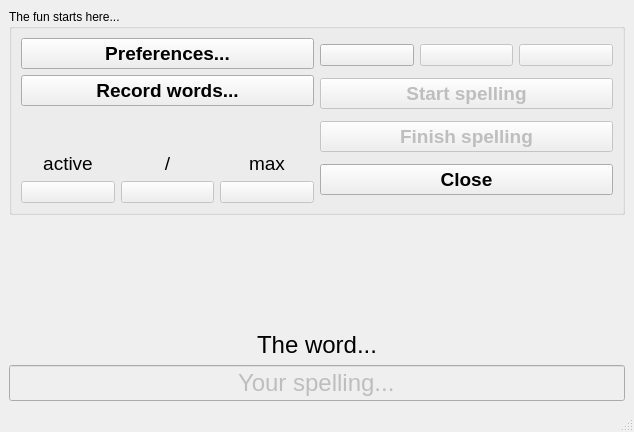
This is mainwindow.ui in davidlamhauge/daspelling as Qt 5 draws it before an edit. The edited form follows.
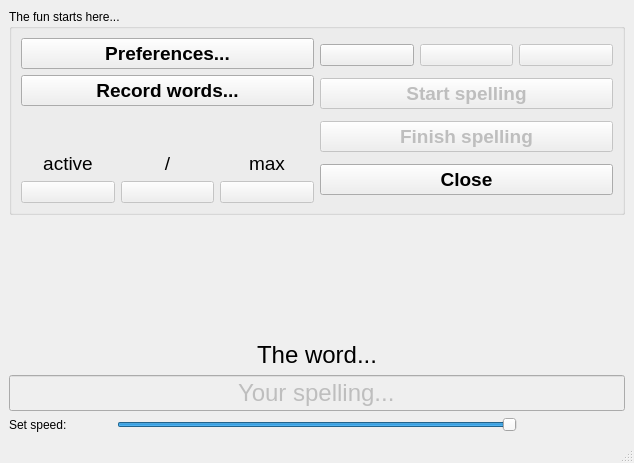
This is the edited form. Icons and pictures are not drawn.

Commit message: Set speed implemented.

Patch:
```diff
--- a/mainwindow.ui
+++ b/mainwindow.ui
@@ -7,7 +7,7 @@
     <x>0</x>
     <y>0</y>
     <width>634</width>
-    <height>432</height>
+    <height>463</height>
    </rect>
   </property>
   <property name="windowTitle">
@@ -362,6 +362,55 @@
       </item>
      </layout>
     </item>
+    <item>
+     <layout class="QHBoxLayout" name="horizontalLayout">
+      <item>
+       <widget class="QLabel" name="labSetSpeed">
+        <property name="text">
+         <string>Set speed:</string>
+        </property>
+       </widget>
+      </item>
+      <item>
+       <widget class="QSlider" name="speedSlider">
+        <property name="minimumSize">
+         <size>
+          <width>400</width>
+          <height>0</height>
+         </size>
+        </property>
+        <property name="maximumSize">
+         <size>
+          <width>400</width>
+          <height>16777215</height>
+         </size>
+        </property>
+        <property name="toolTip">
+         <string>Set playback speed</string>
+        </property>
+        <property name="minimum">
+         <number>75</number>
+        </property>
+        <property name="maximum">
+         <number>100</number>
+        </property>
+        <property name="value">
+         <number>100</number>
+        </property>
+        <property name="orientation">
+         <enum>Qt::Horizontal</enum>
+        </property>
+       </widget>
+      </item>
+      <item>
+       <widget class="QLabel" name="labSpeed">
+        <property name="text">
+         <string notr="true"/>
+        </property>
+       </widget>
+      </item>
+     </layout>
+    </item>
    </layout>
   </widget>
   <widget class="QMenuBar" name="menubar">
```
The commit also changes 12 other files.
